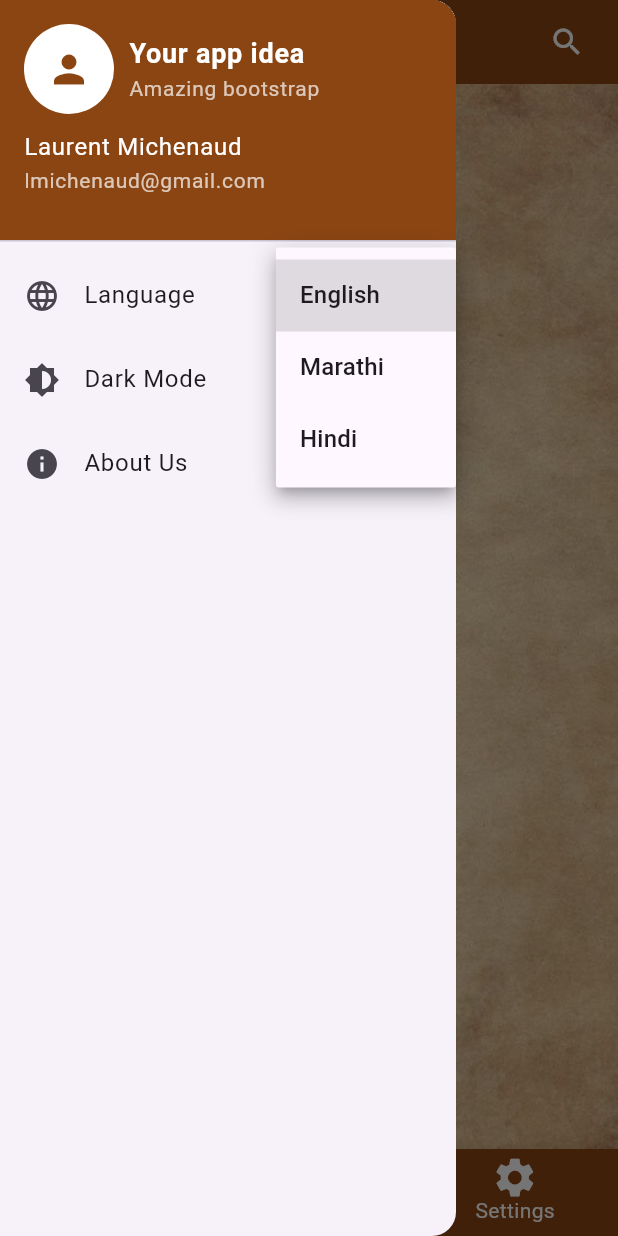
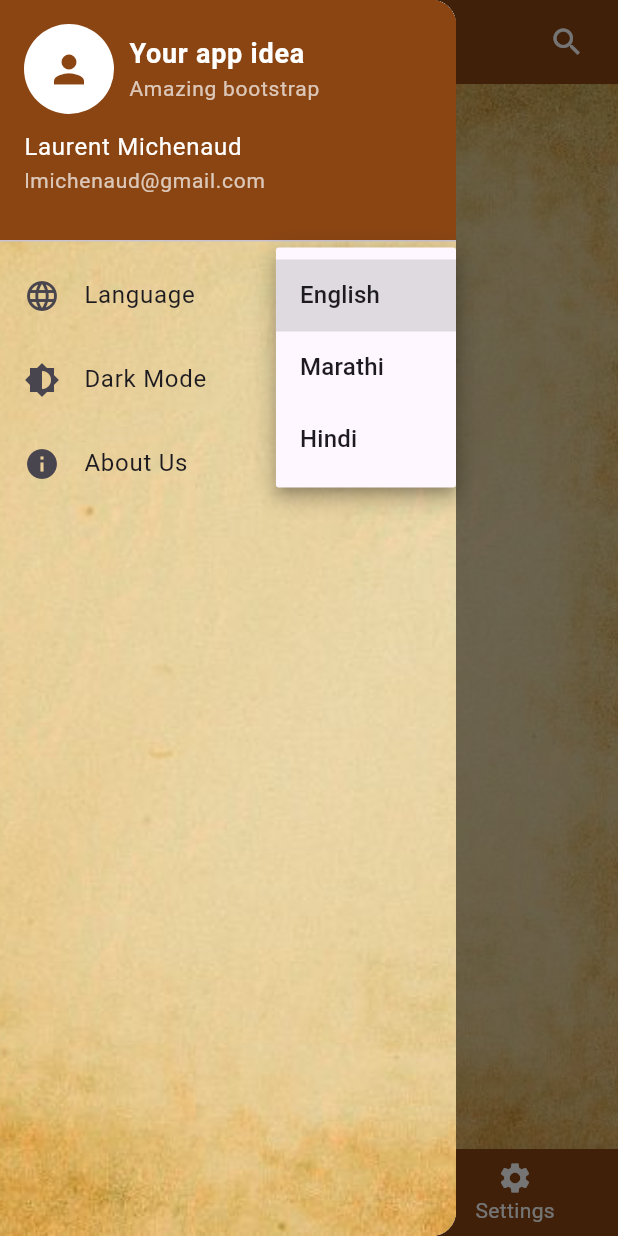
Before and after one commit to kumbharsl/ADV, a Flutter app: the screen it shows after launch, item 3 of the bottom bar chosen, in the side drawer, after a tap on "English", on a phone screen of 412 x 824 dp. Run offline on Flutter 3.47's test engine with Material 3 defaults, Android fonts, the phone set to English and light mode, and no system bars.

Commit message:
book updated

```diff
--- a/books/lib/helper/utils/drawer.dart
+++ b/books/lib/helper/utils/drawer.dart
@@ -4,15 +4,16 @@ import 'package:flutter/material.dart';
 class DrewerScreen extends StatefulWidget {
   final bool isDarkMode;
   final Function() onToggleDarkMode;
+  final void Function(String) onLanguageSelected;
 
   const DrewerScreen({
     super.key,
     required this.isDarkMode,
     required this.onToggleDarkMode,
+    required this.onLanguageSelected,
   });
 
   @override
-  // ignore: library_private_types_in_public_api
   _DrewerScreenState createState() => _DrewerScreenState();
 }
 
@@ -23,7 +24,8 @@ class _DrewerScreenState extends State<DrewerScreen> {
     setState(() {
       _selectedLanguage = language;
     });
-    // Handle language change logic here
+    widget.onLanguageSelected(
+        language); // Notify parent about the language change
   }
 
   void _navigateToAboutUs() {
@@ -36,14 +38,24 @@ class _DrewerScreenState extends State<DrewerScreen> {
   @override
   Widget build(BuildContext context) {
     return Drawer(
-      child: ListView(
+      child: Stack(
+        fit: StackFit.expand,
+        children: [
+          // Background image
+          Image.asset(
+            'assets/old.png', // Replace with your image path
+            fit: BoxFit.cover,
+          ),
+          // Drawer content
+          ListView(
             padding: EdgeInsets.zero,
             children: [
-          DrawerHeader(
+              const DrawerHeader(
                 decoration: BoxDecoration(
-              color: widget.isDarkMode ? Colors.black : Color(0xFF8B4513),
+                  color: Color(0xFF8B4513),
+                  //  Make the header background transparent
                 ),
-            child: const Column(
+                child: Column(
                   crossAxisAlignment: CrossAxisAlignment.start,
                   children: [
                     Row(
@@ -141,6 +153,8 @@ class _DrewerScreenState extends State<DrewerScreen> {
               ),
             ],
           ),
+        ],
+      ),
     );
   }
 }
--- a/books/lib/home.dart
+++ b/books/lib/home.dart
@@ -1,22 +1,22 @@
-// ignore_for_file: public_member_api_docs, sort_constructors_first
-import 'package:books/helper/utils/drawer.dart';
 import 'package:books/model/list.dart';
-import 'package:books/view/about.dart';
+import 'package:flutter/material.dart';
 import 'package:books/view/category.dart';
 import 'package:books/view/setting.dart';
-import 'package:flutter/material.dart';
+import 'package:books/view/about.dart';
+import 'package:books/helper/utils/drawer.dart';
 
 class CodeOfCivilProcedureList extends StatefulWidget {
   final void Function() onToggleDarkMode;
   final bool isDarkMode;
 
   const CodeOfCivilProcedureList({
-    Key? key,
+    super.key,
     required this.onToggleDarkMode,
     required this.isDarkMode,
-  }) : super(key: key);
+  });
 
   @override
+  // ignore: library_private_types_in_public_api
   _CodeOfCivilProcedureListState createState() =>
       _CodeOfCivilProcedureListState();
 }
@@ -99,6 +99,7 @@ class _CodeOfCivilProcedureListState extends State<CodeOfCivilProcedureList>
     });
   }
 
+  // ignore: unused_element
   void _navigateToAboutUs() {
     Navigator.push(
       context,
@@ -146,6 +147,7 @@ class _CodeOfCivilProcedureListState extends State<CodeOfCivilProcedureList>
       drawer: DrewerScreen(
         isDarkMode: widget.isDarkMode,
         onToggleDarkMode: widget.onToggleDarkMode,
+        onLanguageSelected: _onLanguageSelected, // Pass the callback
       ),
       body: PageView(
         controller: _pageController,
@@ -163,96 +165,70 @@ class _CodeOfCivilProcedureListState extends State<CodeOfCivilProcedureList>
           SettingPage(
             isDarkMode: widget.isDarkMode,
             onToggleDarkMode: widget.onToggleDarkMode,
-            selectedLanguage: '',
+            selectedLanguage: _selectedLanguage, // Pass the selected language
           ),
         ],
       ),
       bottomNavigationBar: BottomNavigationBar(
+        selectedItemColor: Colors.white,
+        unselectedItemColor: Colors.grey,
         backgroundColor:
             widget.isDarkMode ? Colors.black : const Color(0xFF8B4513),
-        selectedItemColor: Colors.white,
-        unselectedItemColor: Colors.grey,
+        items: const [
+          BottomNavigationBarItem(
+            icon: Icon(Icons.home),
+            label: 'Home',
+          ),
+          BottomNavigationBarItem(
+            icon: Icon(Icons.category),
+            label: 'Category',
+          ),
+          BottomNavigationBarItem(
+            icon: Icon(Icons.settings),
+            label: 'Settings',
+          ),
+        ],
         currentIndex: _selectedIndex,
         onTap: _onItemTapped,
-        items: [
-          BottomNavigationBarItem(
-            icon: Transform.scale(
-              scale: _selectedIndex == 0 ? 1.3 : 1.0,
-              child: const Icon(Icons.home),
-            ),
-            label: 'Home',
-            activeIcon: Transform.scale(
-              scale: 1.3,
-              child: const Icon(Icons.home, color: Colors.white),
-            ),
-          ),
-          BottomNavigationBarItem(
-            icon: Transform.scale(
-              scale: _selectedIndex == 1 ? 1.3 : 1.0,
-              child: const Icon(Icons.category),
-            ),
-            label: 'Category',
-            activeIcon: Transform.scale(
-              scale: 1.3,
-              child: const Icon(Icons.category, color: Colors.white),
-            ),
-          ),
-          BottomNavigationBarItem(
-            icon: Transform.scale(
-              scale: _selectedIndex == 2 ? 1.3 : 1.0,
-              child: const Icon(Icons.settings),
-            ),
-            label: 'Settings',
-            activeIcon: Transform.scale(
-              scale: 1.3,
-              child: const Icon(Icons.settings, color: Colors.white),
-            ),
-          ),
-        ],
       ),
     );
   }
 
   Widget _buildHomePage() {
     return Stack(
+      fit: StackFit.expand,
       children: [
-        Positioned.fill(
-          child: Image.asset(
-            widget.isDarkMode ? 'assets/black.png' : 'assets/old1.png',
-            fit: BoxFit.cover,
-          ),
+        // Background image
+        Image.asset(
+          widget.isDarkMode
+              ? 'assets/black.png'
+              : 'assets/old.png', // Use different images based on dark mode
+          fit: BoxFit.cover,
         ),
+        // Content on top of the background
         ListView.separated(
           itemCount: _filteredSections.length,
           separatorBuilder: (context, index) => Divider(
-            color: widget.isDarkMode ? Colors.white30 : Colors.black26,
-            thickness: 1.0,
+            color: widget.isDarkMode
+                ? Colors.white70
+                : Colors.black26, // Change color based on dark mode
+            thickness: 1,
+            height: 20, // Adjust height for the gap between items
           ),
           itemBuilder: (context, index) {
-            return Container(
-              padding:
-                  const EdgeInsets.symmetric(vertical: 12.0, horizontal: 12.0),
-              child: Column(
-                crossAxisAlignment: CrossAxisAlignment.start,
-                children: [
-                  Text(
-                    _filteredSections[index]['title']!,
-                    style: TextStyle(
-                      fontSize: 16.0,
-                      fontWeight: FontWeight.bold,
-                      color: widget.isDarkMode ? Colors.white : Colors.black,
-                    ),
-                  ),
-                  if (_filteredSections[index]['subtitle']!.isNotEmpty)
-                    Text(
-                      _filteredSections[index]['subtitle']!,
-                      style: TextStyle(
-                        fontSize: 14.0,
-                        color:
-                            widget.isDarkMode ? Colors.white70 : Colors.black87,
-                      ),
-                    ),
-                ],
+            final section = _filteredSections[index];
+            return ListTile(
+              title: Text(
+                section['title']!,
+                style: TextStyle(
+                    fontSize: 18,
+                    color: widget.isDarkMode ? Colors.white : Colors.black),
+              ),
+              subtitle: Text(
+                section['subtitle']!,
+                style: TextStyle(
+                    fontSize: 16,
+                    color: widget.isDarkMode ? Colors.white70 : Colors.black54),
               ),
             );
           },
--- a/books/lib/view/category.dart
+++ b/books/lib/view/category.dart
@@ -18,7 +18,7 @@ class CategoryPage extends StatelessWidget {
           // Background image
           Positioned.fill(
             child: Image.asset(
-              isDarkMode ? 'assets/black.png' : 'assets/old1.png',
+              isDarkMode ? 'assets/black.png' : 'assets/old.png',
               fit: BoxFit.cover,
             ),
           ),
--- a/books/lib/view/setting.dart
+++ b/books/lib/view/setting.dart
@@ -20,7 +20,7 @@ class SettingPage extends StatelessWidget {
           // Background image
           Positioned.fill(
             child: Image.asset(
-              isDarkMode ? 'assets/black.png' : 'assets/old1.png',
+              isDarkMode ? 'assets/black.png' : 'assets/old.png',
               fit: BoxFit.cover,
             ),
           ),
```
Lines whose indentation alone changed are shown as unchanged.
